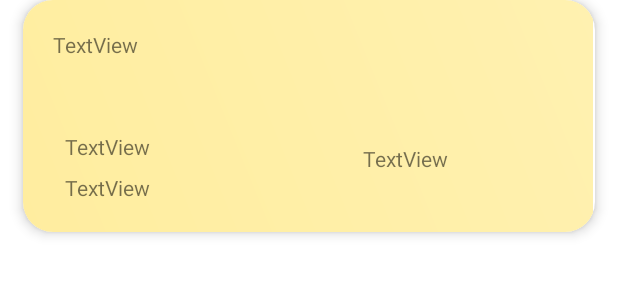
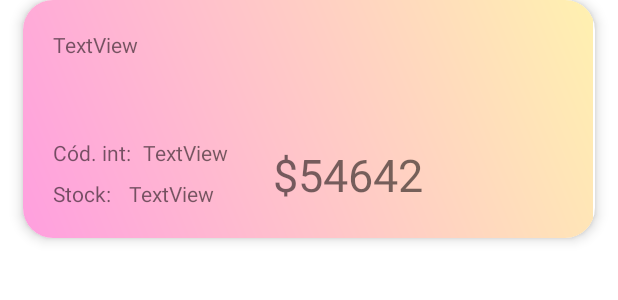
Before and after one commit to ValentinaFer/FernandezValentinaExamen, an Android app: the layout card_note.xml on its own in the app's theme, with its tools: preview values and no code run, on a phone screen of 412 x 824 dp. Shown: the top 300 px of the screen. Run offline under Robolectric (Android 15) with nearby library versions, the phone set to English and light mode, and no system bars.

Commit message:
little modif antes de entregar

```diff
--- a/app/src/main/java/com/softulp/fernandezvalentinaexamen/ui/crear/CrearViewModel.java
+++ b/app/src/main/java/com/softulp/fernandezvalentinaexamen/ui/crear/CrearViewModel.java
@@ -39,6 +39,10 @@ public class CrearViewModel extends AndroidViewModel {
                 int codeInt = Integer.parseInt(code);
                 double priceDouble = Double.parseDouble(price);
                 int stockInt = Integer.parseInt(stock);
+                if (codeInt <= 0 || priceDouble <= 0){
+                    Toast.makeText(getApplication(), "Debe ingresar un codigo y precio valido", Toast.LENGTH_SHORT).show();
+                    return;
+                }
                 Producto nuevoP = new Producto(codeInt, desc, priceDouble, stockInt);
                 if (isInList(codeInt)){
                     Toast.makeText(getApplication(), "El producto con el código " + codeInt + " ya existe", Toast.LENGTH_SHORT).show();
--- a/app/src/main/java/com/softulp/fernandezvalentinaexamen/ui/listar/ProductosListAdapter.java
+++ b/app/src/main/java/com/softulp/fernandezvalentinaexamen/ui/listar/ProductosListAdapter.java
@@ -36,8 +36,8 @@ public class ProductosListAdapter extends RecyclerView.Adapter<ProductosListAdap
 
     @Override
     public void onBindViewHolder(@NonNull ViewHolderProducto holder, int position) {
-        holder.tvCode.setText("Cod. int:"+productoList.get(position).getCode());
-        holder.tvStock.setText("Stock:"+ productoList.get(position).getStock());
+        holder.tvCode.setText(""+productoList.get(position).getCode());
+        holder.tvStock.setText(""+ productoList.get(position).getStock());
         holder.tvDesc.setText(productoList.get(position).getDescription());
         holder.tvPrice.setText("$"+String.format(Locale.getDefault(), "%.2f", productoList.get(position).getPrice()));
     }
--- a/app/src/main/res/drawable/fondo.xml
+++ b/app/src/main/res/drawable/fondo.xml
@@ -2,6 +2,6 @@
 <shape xmlns:android="http://schemas.android.com/apk/res/android">
 
     <corners android:radius="10dp"/>
-    <gradient android:angle="45" android:startColor="#FFED9F" android:endColor="#FFF1B0"/>
+    <gradient android:angle="45" android:startColor="#FF9FDF" android:endColor="#FFF1B0"/>
 
 </shape>
--- a/app/src/main/res/layout/card_note.xml
+++ b/app/src/main/res/layout/card_note.xml
@@ -18,10 +18,11 @@
 
         <TextView
             android:id="@+id/tvPrice"
-            android:layout_width="133dp"
-            android:layout_height="33dp"
+            android:layout_width="193dp"
+            android:layout_height="42dp"
             android:layout_marginTop="24dp"
-            android:text="TextView"
+            android:text="$54642"
+            android:textSize="30dp"
             app:layout_constraintEnd_toEndOf="parent"
             app:layout_constraintHorizontal_bias="1.0"
             app:layout_constraintStart_toEndOf="@+id/tvCode"
@@ -31,10 +32,10 @@
             android:id="@+id/tvStock"
             android:layout_width="wrap_content"
             android:layout_height="wrap_content"
-            android:layout_marginStart="8dp"
+            android:layout_marginStart="12dp"
             android:layout_marginTop="8dp"
             android:text="TextView"
-            app:layout_constraintStart_toStartOf="parent"
+            app:layout_constraintStart_toEndOf="@+id/textView3"
             app:layout_constraintTop_toBottomOf="@+id/tvCode" />
 
         <TextView
@@ -54,10 +55,28 @@
             android:layout_width="wrap_content"
             android:layout_height="wrap_content"
             android:layout_marginStart="8dp"
-            android:layout_marginTop="16dp"
+            android:layout_marginTop="20dp"
             android:text="TextView"
+            app:layout_constraintStart_toEndOf="@+id/textView"
+            app:layout_constraintTop_toBottomOf="@+id/tvDescripcion" />
+
+        <TextView
+            android:id="@+id/textView"
+            android:layout_width="wrap_content"
+            android:layout_height="wrap_content"
+            android:layout_marginTop="20dp"
+            android:text="Cód. int:"
             app:layout_constraintStart_toStartOf="parent"
             app:layout_constraintTop_toBottomOf="@+id/tvDescripcion" />
 
+        <TextView
+            android:id="@+id/textView3"
+            android:layout_width="wrap_content"
+            android:layout_height="wrap_content"
+            android:layout_marginTop="8dp"
+            android:text="Stock:"
+            app:layout_constraintStart_toStartOf="parent"
+            app:layout_constraintTop_toBottomOf="@+id/textView" />
+
     </androidx.constraintlayout.widget.ConstraintLayout>
 </androidx.cardview.widget.CardView>
--- a/app/src/main/res/menu/activity_main_drawer.xml
+++ b/app/src/main/res/menu/activity_main_drawer.xml
@@ -6,15 +6,15 @@
     <group android:checkableBehavior="single">
         <item
             android:id="@+id/nav_crear"
-            android:icon="@drawable/ic_menu_camera"
+            android:icon="@drawable/ic_add"
             android:title="@string/cargar_productos" />
         <item
             android:id="@+id/nav_listar"
-            android:icon="@drawable/ic_menu_gallery"
+            android:icon="@drawable/ic_list"
             android:title="@string/ver_lista_de_productos" />
         <item
             android:id="@+id/nav_salir"
-            android:icon="@drawable/ic_menu_slideshow"
+            android:icon="@drawable/ic_logout"
             android:title="@string/salir" />
     </group>
 </menu>
```
Also changed, not shown: app/src/main/res/drawable/ic_menu_camera.xml (deleted, +0 -12 lines), app/src/main/res/drawable/ic_menu_gallery.xml (deleted, +0 -9 lines), app/src/main/res/drawable/ic_menu_slideshow.xml (deleted, +0 -9 lines), app/src/main/res/drawable/ic_add.png (added), app/src/main/res/drawable/ic_list.png (added), app/src/main/res/drawable/ic_logout.png (added).
